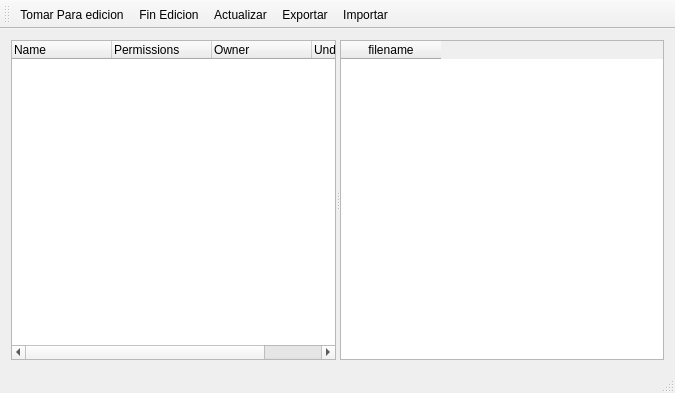
Qt form ftpManger/mainwindow.ui (diegowald/bhisa) before a commit.
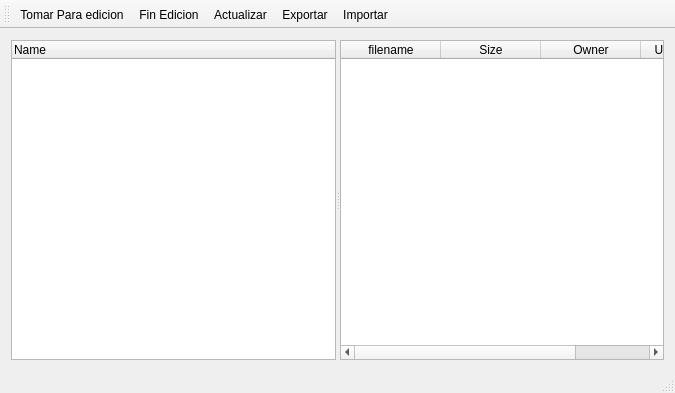
The same form after that commit. Icons and pictures are not drawn.

What changed in the file:
```diff
--- a/ftpManger/mainwindow.ui
+++ b/ftpManger/mainwindow.ui
@@ -38,21 +38,6 @@
          <string>Name</string>
         </property>
        </column>
-       <column>
-        <property name="text">
-         <string>Permissions</string>
-        </property>
-       </column>
-       <column>
-        <property name="text">
-         <string>Owner</string>
-        </property>
-       </column>
-       <column>
-        <property name="text">
-         <string>Under Edition</string>
-        </property>
-       </column>
       </widget>
       <widget class="QTableWidget" name="tableWidget">
        <column>
@@ -60,6 +45,21 @@
          <string>filename</string>
         </property>
        </column>
+       <column>
+        <property name="text">
+         <string>Size</string>
+        </property>
+       </column>
+       <column>
+        <property name="text">
+         <string>Owner</string>
+        </property>
+       </column>
+       <column>
+        <property name="text">
+         <string>Under Edition</string>
+        </property>
+       </column>
       </widget>
      </widget>
     </item>
```
